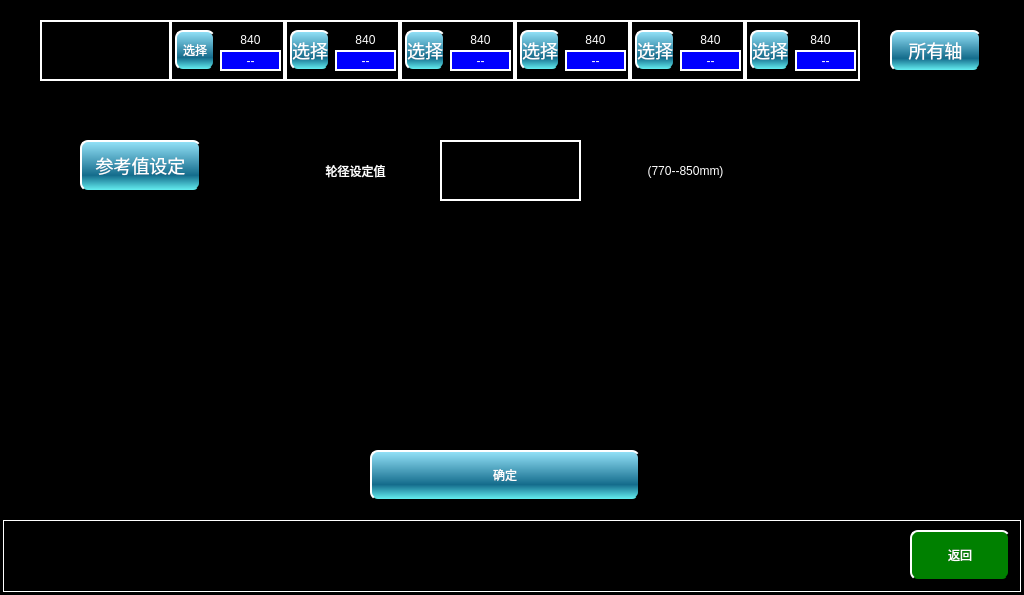
Above: maintaincewheelsetpage.ui from mayue-crrc/ShenyangMetro9DB before the change. Below: the same form after it.
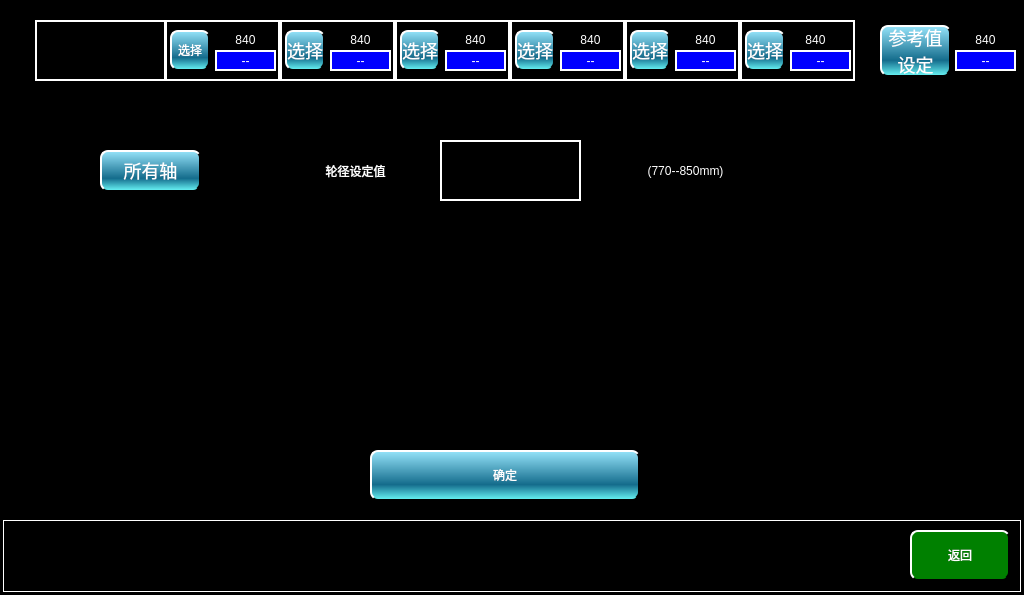
That is the form after the change.

Diff of the .ui file:
```diff
--- a/maintaincewheelsetpage.ui
+++ b/maintaincewheelsetpage.ui
@@ -76,7 +76,7 @@
   <widget class="QLabel" name="Trainlbl">
    <property name="geometry">
     <rect>
-     <x>40</x>
+     <x>35</x>
      <y>20</y>
      <width>131</width>
      <height>61</height>
@@ -99,7 +99,7 @@
   <widget class="QLabel" name="lbl1">
    <property name="geometry">
     <rect>
-     <x>170</x>
+     <x>165</x>
      <y>20</y>
      <width>115</width>
      <height>61</height>
@@ -122,7 +122,7 @@
   <widget class="QLabel" name="lbl2">
    <property name="geometry">
     <rect>
-     <x>285</x>
+     <x>280</x>
      <y>20</y>
      <width>115</width>
      <height>61</height>
@@ -145,7 +145,7 @@
   <widget class="QLabel" name="lbl3">
    <property name="geometry">
     <rect>
-     <x>400</x>
+     <x>395</x>
      <y>20</y>
      <width>115</width>
      <height>61</height>
@@ -168,7 +168,7 @@
   <widget class="QLabel" name="lbl4">
    <property name="geometry">
     <rect>
-     <x>515</x>
+     <x>510</x>
      <y>20</y>
      <width>115</width>
      <height>61</height>
@@ -191,7 +191,7 @@
   <widget class="QLabel" name="lbl5">
    <property name="geometry">
     <rect>
-     <x>630</x>
+     <x>625</x>
      <y>20</y>
      <width>115</width>
      <height>61</height>
@@ -214,7 +214,7 @@
   <widget class="QLabel" name="lbl6">
    <property name="geometry">
     <rect>
-     <x>745</x>
+     <x>740</x>
      <y>20</y>
      <width>115</width>
      <height>61</height>
@@ -237,7 +237,7 @@
   <widget class="QPushButton" name="TC1SelectBtn">
    <property name="geometry">
     <rect>
-     <x>175</x>
+     <x>170</x>
      <y>30</y>
      <width>40</width>
      <height>40</height>
@@ -256,7 +256,7 @@
   <widget class="QPushButton" name="TC2SelectBtn">
    <property name="geometry">
     <rect>
-     <x>750</x>
+     <x>745</x>
      <y>30</y>
      <width>40</width>
      <height>40</height>
@@ -275,7 +275,7 @@
   <widget class="QPushButton" name="MP1SelectBtn">
    <property name="geometry">
     <rect>
-     <x>290</x>
+     <x>285</x>
      <y>30</y>
      <width>40</width>
      <height>40</height>
@@ -294,7 +294,7 @@
   <widget class="QPushButton" name="M1SelectBtn">
    <property name="geometry">
     <rect>
-     <x>405</x>
+     <x>400</x>
      <y>30</y>
      <width>40</width>
      <height>40</height>
@@ -313,7 +313,7 @@
   <widget class="QPushButton" name="M2SelectBtn">
    <property name="geometry">
     <rect>
-     <x>520</x>
+     <x>515</x>
      <y>30</y>
      <width>40</width>
      <height>40</height>
@@ -332,7 +332,7 @@
   <widget class="QPushButton" name="MP2SelectBtn">
    <property name="geometry">
     <rect>
-     <x>635</x>
+     <x>630</x>
      <y>30</y>
      <width>40</width>
      <height>40</height>
@@ -351,9 +351,9 @@
   <widget class="QPushButton" name="ALLSelectBtn">
    <property name="geometry">
     <rect>
-     <x>890</x>
-     <y>30</y>
-     <width>91</width>
+     <x>100</x>
+     <y>150</y>
+     <width>101</width>
      <height>41</height>
     </rect>
    </property>
@@ -446,7 +446,7 @@
   <widget class="QLabel" name="TC1Wheellbl">
    <property name="geometry">
     <rect>
-     <x>220</x>
+     <x>215</x>
      <y>30</y>
      <width>61</width>
      <height>20</height>
@@ -468,7 +468,7 @@
   <widget class="QLabel" name="TC2Wheellbl">
    <property name="geometry">
     <rect>
-     <x>790</x>
+     <x>785</x>
      <y>30</y>
      <width>61</width>
      <height>20</height>
@@ -490,7 +490,7 @@
   <widget class="QLabel" name="TC1Wheelinputlbl">
    <property name="geometry">
     <rect>
-     <x>220</x>
+     <x>215</x>
      <y>50</y>
      <width>61</width>
      <height>21</height>
@@ -512,7 +512,7 @@
   <widget class="QLabel" name="MP1Wheelinputlbl">
    <property name="geometry">
     <rect>
-     <x>335</x>
+     <x>330</x>
      <y>50</y>
      <width>61</width>
      <height>21</height>
@@ -534,7 +534,7 @@
   <widget class="QLabel" name="MP1Wheellbl">
    <property name="geometry">
     <rect>
-     <x>335</x>
+     <x>330</x>
      <y>30</y>
      <width>61</width>
      <height>20</height>
@@ -556,7 +556,7 @@
   <widget class="QLabel" name="M1Wheellbl">
    <property name="geometry">
     <rect>
-     <x>450</x>
+     <x>445</x>
      <y>30</y>
      <width>61</width>
      <height>20</height>
@@ -578,7 +578,7 @@
   <widget class="QLabel" name="M1Wheelinputlbl">
    <property name="geometry">
     <rect>
-     <x>450</x>
+     <x>445</x>
      <y>50</y>
      <width>61</width>
      <height>21</height>
@@ -600,7 +600,7 @@
   <widget class="QLabel" name="M2Wheellbl">
    <property name="geometry">
     <rect>
-     <x>565</x>
+     <x>560</x>
      <y>30</y>
      <width>61</width>
      <height>20</height>
@@ -622,7 +622,7 @@
   <widget class="QLabel" name="M2Wheelinputlbl">
    <property name="geometry">
     <rect>
-     <x>565</x>
+     <x>560</x>
      <y>50</y>
      <width>61</width>
      <height>21</height>
@@ -644,7 +644,7 @@
   <widget class="QLabel" name="MP2Wheellbl">
    <property name="geometry">
     <rect>
-     <x>680</x>
+     <x>675</x>
      <y>30</y>
      <width>61</width>
      <height>20</height>
@@ -666,7 +666,7 @@
   <widget class="QLabel" name="MP2Wheelinputlbl">
    <property name="geometry">
     <rect>
-     <x>680</x>
+     <x>675</x>
      <y>50</y>
      <width>61</width>
      <height>21</height>
@@ -688,7 +688,7 @@
   <widget class="QLabel" name="TC2Wheelinputlbl">
    <property name="geometry">
     <rect>
-     <x>795</x>
+     <x>790</x>
      <y>50</y>
      <width>61</width>
      <height>21</height>
@@ -729,9 +729,9 @@
   <widget class="QPushButton" name="ReSeleclBtn">
    <property name="geometry">
     <rect>
-     <x>80</x>
-     <y>140</y>
-     <width>121</width>
+     <x>880</x>
+     <y>25</y>
+     <width>71</width>
      <height>51</height>
     </rect>
    </property>
@@ -742,7 +742,52 @@
     <string notr="true">font:18px;</string>
    </property>
    <property name="text">
-    <string>参考值设定</string>
+    <string>参考值
+设定</string>
+   </property>
+  </widget>
+  <widget class="QLabel" name="ReWheelinputlbl">
+   <property name="geometry">
+    <rect>
+     <x>955</x>
+     <y>50</y>
+     <width>61</width>
+     <height>21</height>
+    </rect>
+   </property>
+   <property name="styleSheet">
+    <string notr="true">background-color: blue;
+color:white;
+font:16px &quot;微软雅黑&quot;;
+border:2px solid white</string>
+   </property>
+   <property name="text">
+    <string>--</string>
+   </property>
+   <property name="alignment">
+    <set>Qt::AlignCenter</set>
+   </property>
+  </widget>
+  <widget class="QLabel" name="ReWheellbl">
+   <property name="geometry">
+    <rect>
+     <x>955</x>
+     <y>30</y>
+     <width>61</width>
+     <height>20</height>
+    </rect>
+   </property>
+   <property name="styleSheet">
+    <string notr="true">background-color: rgb(0, 0, 0);
+color:white;
+font:16px &quot;微软雅黑&quot;;
+</string>
+   </property>
+   <property name="text">
+    <string>840</string>
+   </property>
+   <property name="alignment">
+    <set>Qt::AlignCenter</set>
    </property>
   </widget>
   <zorder>label</zorder>
```
Left out of the diff: 4 changed lines with no effect on the pictures.
